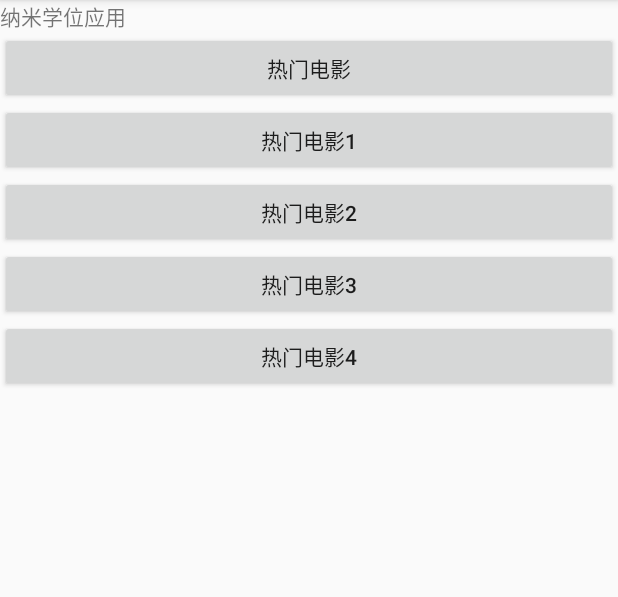
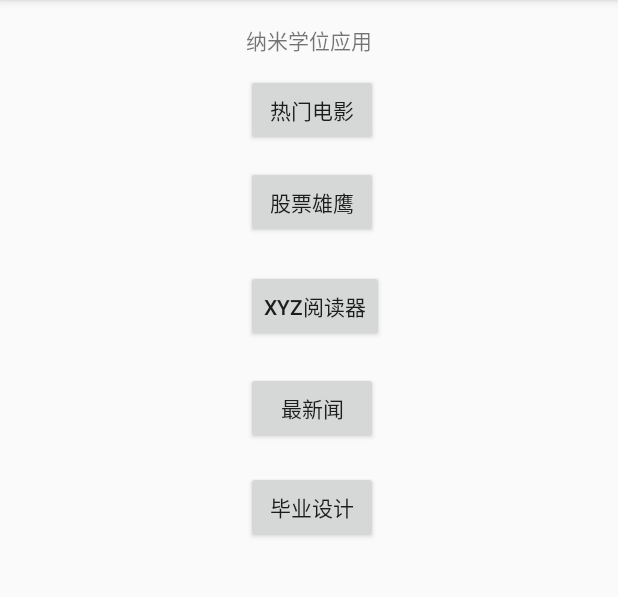
Before and after one commit to BioNum9/MyAppCollection, an Android app: the screen it shows after launch (MainActivity), on a phone screen of 412 x 824 dp, the part 84-681 px from its top. Run offline under Robolectric (Android 15) with nearby library versions, the phone set to English and light mode, and no system bars.

Commit message:
third commit

```diff
--- a/app/src/main/java/com/example/android/happybirthday/MainActivity.java
+++ b/app/src/main/java/com/example/android/happybirthday/MainActivity.java
@@ -5,69 +5,34 @@ import android.support.v7.app.AppCompatActivity;
 import android.view.View;
 import android.view.View.OnClickListener;
 import android.widget.Button;
-import android.widget.LinearLayout;
+import android.widget.Toast;
 
 public class MainActivity extends AppCompatActivity {
 
-    //private RelativeLayout relativeLayout;
-
-    private LinearLayout linearLayout;
 
     @Override
     protected void onCreate(Bundle savedInstanceState) {
         super.onCreate(savedInstanceState);
         setContentView(R.layout.activity_main);
+        //根据ID获取button
+        Button clickButton = (Button) findViewById(R.id.button);
+        clickButton.setOnClickListener(new btnListener(clickButton));
 
-        //获得控件对象
+        //根据ID获取button
+        Button clickButton2 = (Button) findViewById(R.id.button2);
+        clickButton2.setOnClickListener(new btnListener(clickButton2));
 
-        linearLayout = (LinearLayout)findViewById(R.id.linearLayout);
+        //根据ID获取button
+        Button clickButton3 = (Button) findViewById(R.id.button3);
+        clickButton3.setOnClickListener(new btnListener(clickButton3));
 
+        //根据ID获取button
+        Button clickButton4 = (Button) findViewById(R.id.button4);
+        clickButton4.setOnClickListener(new btnListener(clickButton4));
 
-
-        //利用循环添加5个按钮
-
-        for(int i = 0; i < 5; i ++){
-            //创建一个Button对象
-            Button btn = new Button(this);
-            //设置对象的id
-            btn.setId(i);
-            if(i == 0){
-                btn.setText("热门电影");
-            }else if(i == 1){
-                btn.setText("热门电影1");
-            }else if(i == 2){
-                btn.setText("热门电影2");
-            }else if(i == 3){
-                btn.setText("热门电影3");
-            }else if(i == 4){
-                btn.setText("热门电影4");
-            }
-
-//            btn.setOnClickListener(new View.OnClickListener() {
-//               public void onClick(View v) {
-//                   Toast toast = Toast.makeText(MainActivity.this, "这是一个普通的Toast!", Toast.LENGTH_SHORT);
-//                   toast.show();
-//               }
-//            });
-
-            btn.setOnClickListener(new btnListener(btn));
-
-            linearLayout.addView(btn);
-
-        }
-
-
-
-
-//       Button clickButton = (Button) findViewById(R.id.button1);
-//
-//       clickButton.setOnClickListener(new View.OnClickListener() {
-//               public void onClick(View v) {
-//                   Toast toast = Toast.makeText(MainActivity.this, "这是一个普通的Toast!", Toast.LENGTH_SHORT);
-//                   toast.show();
-//               }
-//
-//       });
+        //根据ID获取button
+        Button clickButton5 = (Button) findViewById(R.id.button5);
+        clickButton5.setOnClickListener(new btnListener(clickButton5));
 
     }
 
@@ -85,7 +50,13 @@ public class MainActivity extends AppCompatActivity {
         }
         public void onClick(View v)
         {
-            btn.setText("Welcome!");//改变按钮的名字
+            Toast toast = Toast.makeText(MainActivity.this, "启动应用："+btn.getText(), Toast.LENGTH_SHORT);
+            toast.show();
         }
     }
+
+
+
+//       Button clickButton = (Button) findViewById(R.id.button1);
+
 }
--- a/app/src/main/res/layout/activity_main.xml
+++ b/app/src/main/res/layout/activity_main.xml
@@ -1,6 +1,6 @@
 <?xml version="1.0" encoding="utf-8"?>
 
-<!--<RelativeLayout xmlns:android="http://schemas.android.com/apk/res/android"
+<RelativeLayout xmlns:android="http://schemas.android.com/apk/res/android"
     xmlns:tools="http://schemas.android.com/tools"
     android:id="@+id/activity_main"
     android:layout_width="match_parent"
@@ -16,14 +16,67 @@
         android:layout_height="wrap_content"
         android:text="纳米学位应用"
 
-        android:id="@+id/textView2"
+        android:id="@+id/textView1"
         android:layout_alignParentTop="true"
         android:layout_centerHorizontal="true" />
 
+    <Button
+        android:text="热门电影"
+        android:layout_width="wrap_content"
+        android:layout_height="wrap_content"
+        android:layout_below="@+id/textView1"
+        android:layout_alignLeft="@+id/textView1"
+        android:layout_alignStart="@+id/textView1"
+        android:layout_marginTop="12dp"
+        android:id="@+id/button" />
 
-</RelativeLayout> -->
+    <Button
+        android:text="股票雄鹰"
+        android:layout_width="wrap_content"
+        android:layout_height="wrap_content"
+        android:layout_marginTop="13dp"
+        android:id="@+id/button2"
+        android:layout_below="@+id/button"
+        android:layout_alignLeft="@+id/button"
+        android:layout_alignStart="@+id/button" />
 
-<ScrollView xmlns:android="http://schemas.android.com/apk/res/android"
+    <Button
+        android:text="XYZ阅读器"
+        android:layout_width="wrap_content"
+        android:layout_height="wrap_content"
+        android:layout_marginTop="21dp"
+        android:id="@+id/button3"
+        android:layout_below="@+id/button2"
+        android:layout_alignLeft="@+id/button2"
+        android:layout_alignStart="@+id/button2" />
+
+
+    <Button
+        android:text="最新闻"
+        android:layout_width="wrap_content"
+        android:layout_height="wrap_content"
+        android:layout_marginTop="20dp"
+        android:id="@+id/button4"
+        android:layout_below="@+id/button3"
+        android:layout_alignLeft="@+id/button3"
+        android:layout_alignStart="@+id/button3" />
+
+    <Button
+        android:text="毕业设计"
+        android:layout_width="wrap_content"
+        android:layout_height="wrap_content"
+        android:layout_marginTop="18dp"
+        android:id="@+id/button5"
+        android:layout_below="@+id/button4"
+        android:layout_alignLeft="@+id/button4"
+        android:layout_alignStart="@+id/button4" />
+
+
+
+
+</RelativeLayout>
+
+<!--<ScrollView xmlns:android="http://schemas.android.com/apk/res/android"
     android:scrollbars="vertical"
     android:fadingEdge="vertical"
     android:layout_width="fill_parent"
@@ -32,7 +85,7 @@
 
 
 
-<LinearLayout
+<RelativeLayout
     android:id="@+id/linearLayout"
     android:orientation="vertical"
     android:layout_width="fill_parent"
@@ -49,5 +102,5 @@
         android:layout_centerHorizontal="true" />
 
 
-</LinearLayout>
-    </ScrollView>
+</RelativeLayout>
+    </ScrollView> -->
```
